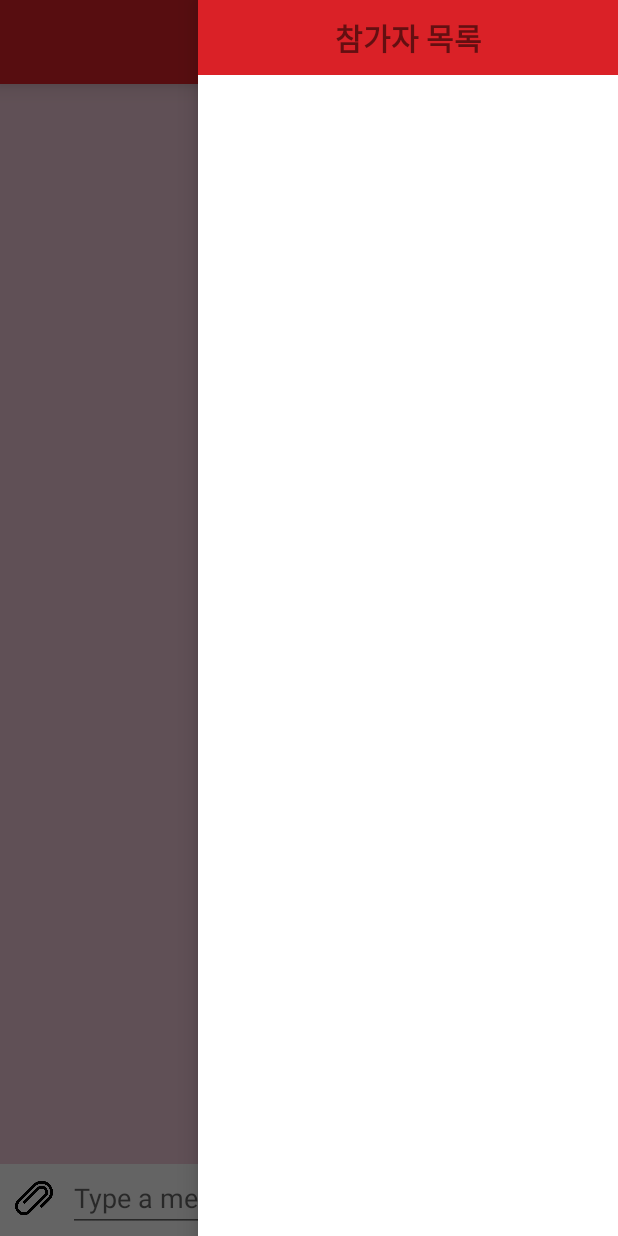
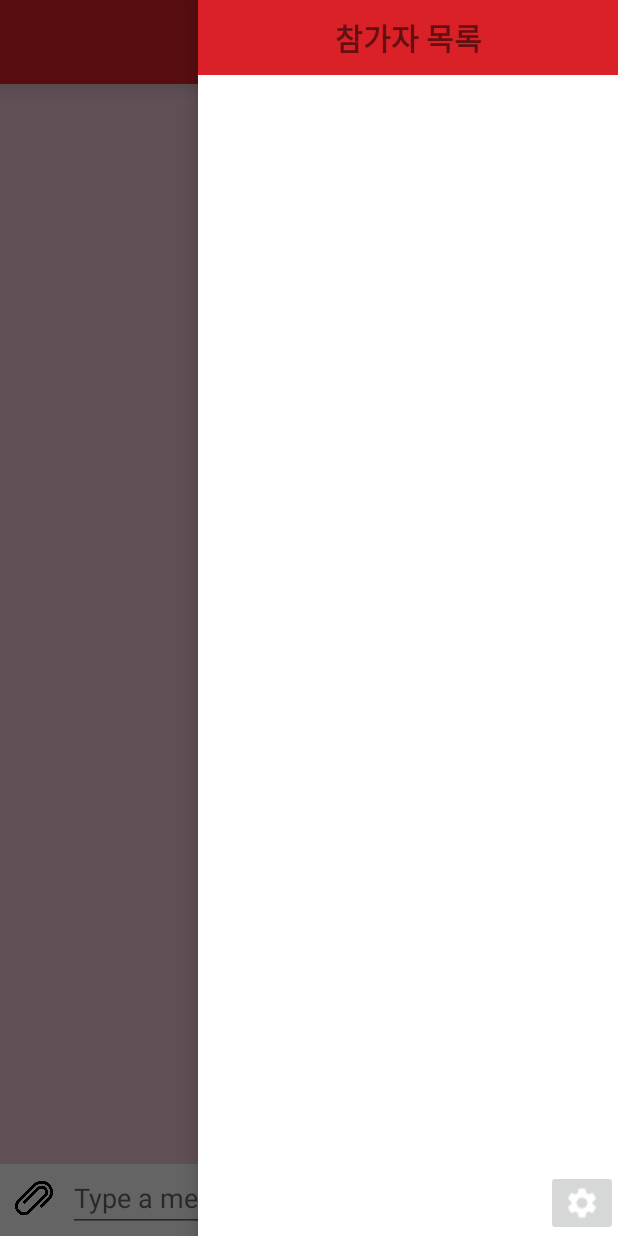
Before and after one commit to dahyun0917/Android-Chatting-Application, an Android app: the RoomActivity screen opened directly, with no data from a screen before it, with the side drawer open, on a phone screen of 412 x 824 dp. Run offline under Robolectric (Android 15) with nearby library versions, the phone set to English and light mode, and no system bars; our stand-ins replace Firebase (no records; nobody signed in at launch, a user with empty details on screens opened directly); pictures from the network do not load; 1 statement that could not run was skipped.

Commit message:
네비게이션 드로어.xml에 환경설정 버튼 추가

```diff
--- a/app/src/main/res/layout/navigation_join_user.xml
+++ b/app/src/main/res/layout/navigation_join_user.xml
@@ -3,12 +3,11 @@
     android:orientation="vertical"
     android:layout_width="280dp"
     android:layout_height="match_parent"
-    android:layout_gravity="right"
+    android:layout_gravity="end"
     android:id="@+id/drawerView"
     android:background="@color/white">
 
     <TextView
-        android:layout_alignParentTop="true"
         android:layout_width="match_parent"
         android:layout_height="wrap_content"
         android:text="참가자 목록"
@@ -18,16 +17,37 @@
         android:padding="10sp"
         android:background="@color/colorKNU" />
 
-    <RelativeLayout
+    <LinearLayout
+        android:id="@+id/user_list"
         android:layout_width="match_parent"
-        android:layout_height="match_parent"
-        android:orientation="horizontal">
+        android:layout_height="wrap_content"
+        android:layout_weight="5"
+        >
 
         <ListView
             android:id="@+id/join_user"
             android:layout_width="wrap_content"
             android:layout_height="wrap_content"
-            android:layout_margin="10dp" />
-    </RelativeLayout>
+            android:layout_margin="10sp" />
+
+    </LinearLayout>
+    <LinearLayout
+        android:id="@+id/functions"
+        android:layout_width="match_parent"
+        android:layout_height="wrap_content"
+        android:layout_weight="0"
+        android:orientation="horizontal">
+
+        <TextView
+            android:layout_width="wrap_content"
+            android:layout_height="wrap_content"
+            android:layout_weight="5"/>
+
+        <ImageButton
+            android:layout_width="wrap_content"
+            android:layout_height="wrap_content"
+            android:layout_weight="0"
+            android:src="@drawable/settings"/>
+    </LinearLayout>
 
 </LinearLayout>
```
Also changed, not shown: app/src/main/res/drawable-v24/settings.png (added).
